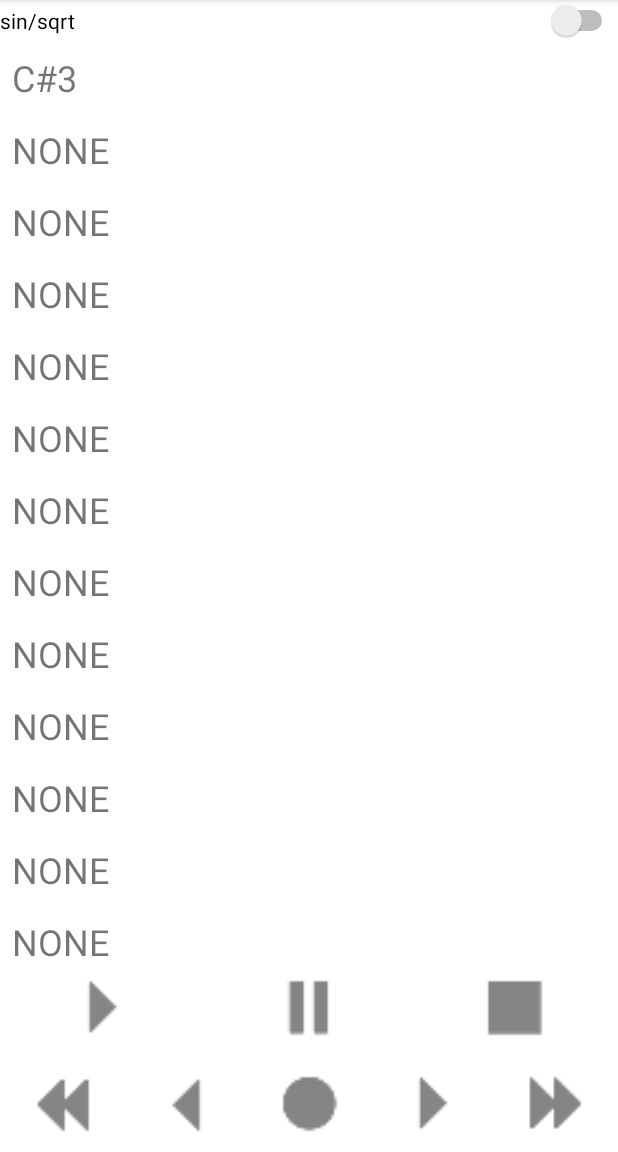
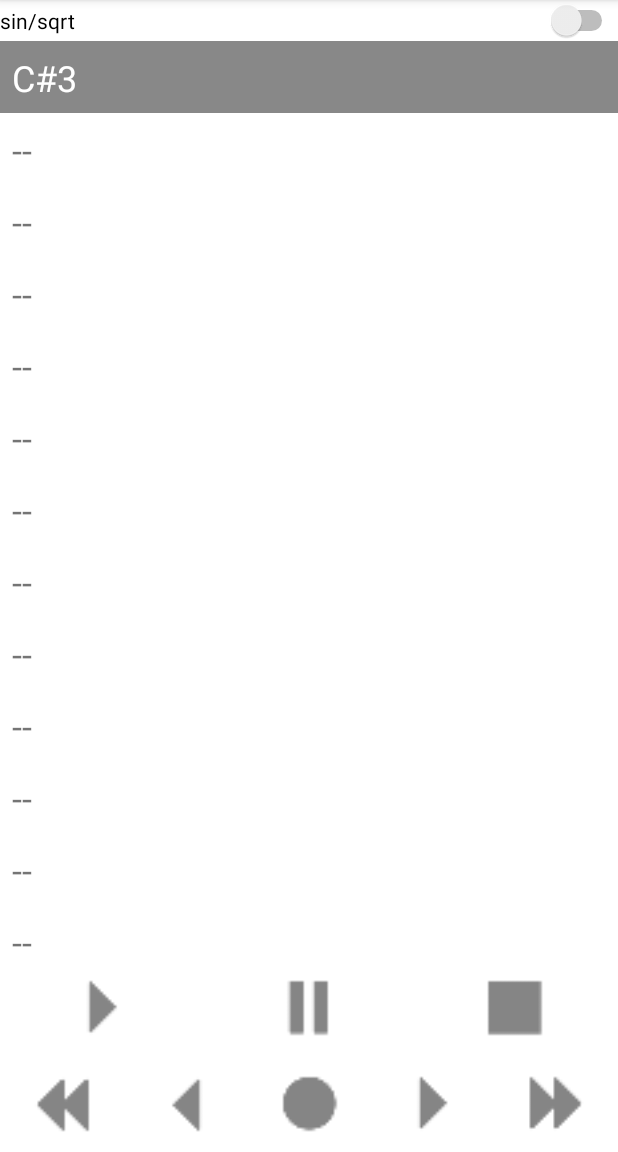
Before and after one commit to omarmelade/ProtoSynth, an Android app: the screen it shows after launch (MainActivity), after a tap on "C#3", on a phone screen of 412 x 824 dp, the part 84-1236 px from its top. Run offline under Robolectric (Android 15) with nearby library versions, the phone set to English and light mode, and no system bars; libraries missing offline, so code that uses them is left out: com.afollestad.materialdialogs; 2 statements that could not run were skipped.

Commit message:
adding some stuff

```diff
--- a/app/src/main/java/com/omarmelade/studio/protosynth/MainActivity.kt
+++ b/app/src/main/java/com/omarmelade/studio/protosynth/MainActivity.kt
@@ -45,7 +45,7 @@ class MainActivity : AppCompatActivity() {
             // Requesting the permission
             ActivityCompat.requestPermissions(this@MainActivity, arrayOf(permission), requestCode)
         } else {
-            Toast.makeText(this@MainActivity, "Permission already granted", Toast.LENGTH_SHORT).show()
+            //Toast.makeText(this@MainActivity, "Permission already granted", Toast.LENGTH_SHORT).show()
         }
     }
 
@@ -70,7 +70,6 @@ class MainActivity : AppCompatActivity() {
 
         setContentView(R.layout.activity_main)
 
-
         // demande la permission d'ecrire et de lire
         checkPermission(
             Manifest.permission.WRITE_EXTERNAL_STORAGE,
@@ -93,6 +92,9 @@ class MainActivity : AppCompatActivity() {
         rvNotesList.adapter = notesAdapter
         rvNotesList.layoutManager = LinearLayoutManager(this)
 
+        forw.setOnClickListener {
+
+        }
 
         // demare le audio engine
         startEngine();
--- a/app/src/main/java/com/omarmelade/studio/protosynth/Note.kt
+++ b/app/src/main/java/com/omarmelade/studio/protosynth/Note.kt
@@ -7,7 +7,7 @@ enum class Note {
     // BLANK : nom de l'enumeration
     // frequency : la frequence jouée
     // printableName : le nom affiché dans la liste
-    BLANK(0.0, "NONE"),
+    BLANK(0.0, "--"),
     C3(261.63, "C3"),
     CBIS3(277.18, "C#3"),
     D3(293.66, "D3");
--- a/app/src/main/java/com/omarmelade/studio/protosynth/NotesAdapter.kt
+++ b/app/src/main/java/com/omarmelade/studio/protosynth/NotesAdapter.kt
@@ -1,5 +1,6 @@
 package com.omarmelade.studio.protosynth
 
+import android.graphics.Color
 import android.view.LayoutInflater
 import android.view.View
 import android.view.ViewGroup
@@ -29,10 +30,14 @@ class NotesAdapter(
         )
     }
 
+
     // ajoute une note a la liste et notifie le view holder
     fun addNotes(note : Note){
         notes.add(note)
         notifyItemInserted(notes.size - 1)
+    }
+
+    fun modifySelectedItems(){
     }
 
     // permet de gerer les elements du type Note affiché
@@ -40,13 +45,27 @@ class NotesAdapter(
         val curNotes = notes[position]
 
         var txtViewNotes = holder.itemView.tvNotes
+        var itemV = holder.itemView;
 
-        holder.itemView.apply {
+        itemV.apply {
             tvNotes.text = curNotes.note
         }
 
-        holder.itemView.tvNotes.setOnClickListener{
-            Toast.makeText(holder.itemView.context, "hello form " + txtViewNotes.text, Toast.LENGTH_SHORT).show()
+        itemV.tvNotes.setOnClickListener{
+            if(itemV.isSelected){
+                itemV.isSelected = false;
+                itemV.setBackgroundColor(Color.WHITE)
+                txtViewNotes.setTextColor(Color.GRAY)
+            }else{
+                itemV.isSelected = true;
+                itemV.setBackgroundColor(Color.GRAY)
+                txtViewNotes.setTextColor(Color.WHITE)
+            }
+        }
+
+        itemV.tvNotes.setOnLongClickListener { view ->
+            Toast.makeText(holder.itemView.context, "hello form long click  ", Toast.LENGTH_SHORT).show()
+            return@setOnLongClickListener true
         }
     }
 
```
Also changed, not shown: 1 other file.
